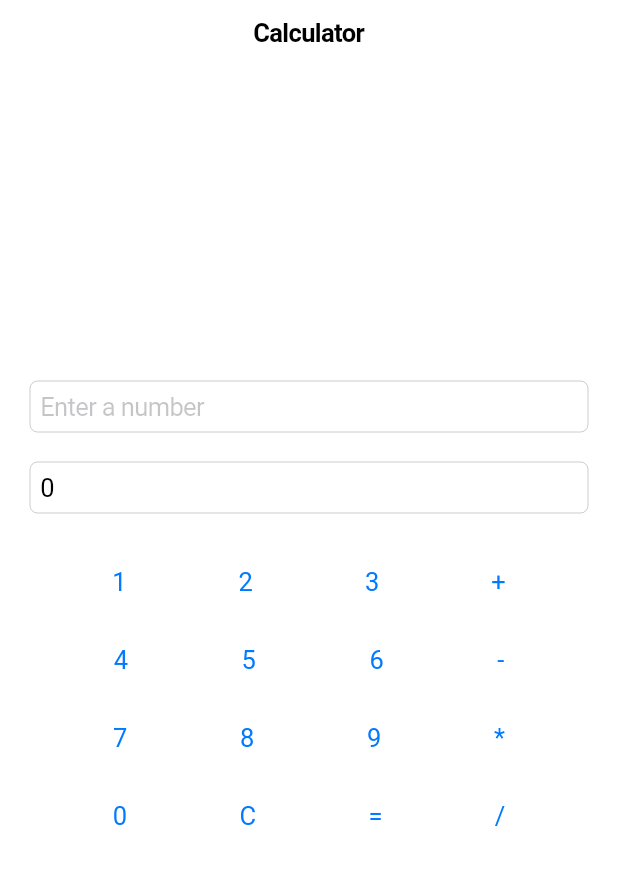
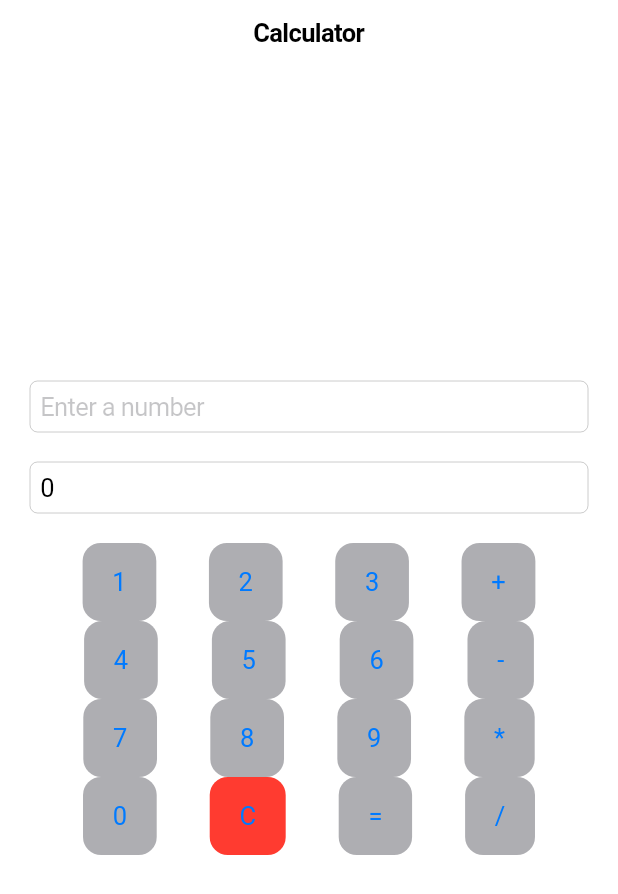
Before and after one commit to Ives-Lopez/calc1, a Flutter app: the screen it shows after launch, on a phone screen of 412 x 824 dp. Shown: the top 894 px of the screen. Run offline on Flutter 3.47's test engine with Material 3 defaults, Android fonts, the phone set to English and light mode, and no system bars.

Commit message:
color items

```diff
--- a/lib/main.dart
+++ b/lib/main.dart
@@ -106,64 +106,83 @@ class _CalculatorState extends State<Calculator> {
                 placeholder: 'Result',
               ),
               SizedBox(height: 20),
+
+
               Row(
                 mainAxisAlignment: MainAxisAlignment.spaceEvenly,
                 children: <Widget>[
                   CupertinoButton(
+                    color: CupertinoColors.systemGrey2,
                     child: Text('1'),
                     onPressed: () => _onNumberPressed('1'),
                   ),
                   CupertinoButton(
+                    color: CupertinoColors.systemGrey2,
                     child: Text('2'),
                     onPressed: () => _onNumberPressed('2'),
                   ),
                   CupertinoButton(
+                    color: CupertinoColors.systemGrey2,
                     child: Text('3'),
                     onPressed: () => _onNumberPressed('3'),
                   ),
                   CupertinoButton(
+                    color: CupertinoColors.systemGrey2,
                     child: Text('+'),
                     onPressed: () => _onOperatorPressed('+'),
                   ),
                 ],
               ),
+
+
               Row(
                 mainAxisAlignment: MainAxisAlignment.spaceEvenly,
                 children: <Widget>[
                   CupertinoButton(
+                    color: CupertinoColors.systemGrey2,
                     child: Text('4'),
                     onPressed: () => _onNumberPressed('4'),
                   ),
                   CupertinoButton(
+                    color: CupertinoColors.systemGrey2,
                     child: Text('5'),
                     onPressed: () => _onNumberPressed('5'),
                   ),
                   CupertinoButton(
+                    color: CupertinoColors.systemGrey2,
                     child: Text('6'),
                     onPressed: () => _onNumberPressed('6'),
                   ),
                   CupertinoButton(
+                    color: CupertinoColors.systemGrey2,
                     child: Text('-'),
                     onPressed: () => _onOperatorPressed('-'),
                   ),
                 ],
               ),
+
+
+
               Row(
                 mainAxisAlignment: MainAxisAlignment.spaceEvenly,
                 children: <Widget>[
                   CupertinoButton(
+                    color: CupertinoColors.systemGrey2,
                     child: Text('7'),
                     onPressed: () => _onNumberPressed('7'),
                   ),
                   CupertinoButton(
+                    color: CupertinoColors.systemGrey2,
                     child: Text('8'),
                     onPressed: () => _onNumberPressed('8'),
                   ),
                   CupertinoButton(
+                    color: CupertinoColors.systemGrey2,
                     child: Text('9'),
                     onPressed: () => _onNumberPressed('9'),
                   ),
                   CupertinoButton(
+                    color: CupertinoColors.systemGrey2,
                     child: Text('*'),
                     onPressed: () => _onOperatorPressed('*'),
                   ),
@@ -173,18 +192,22 @@ class _CalculatorState extends State<Calculator> {
                 mainAxisAlignment: MainAxisAlignment.spaceEvenly,
                 children: <Widget>[
                   CupertinoButton(
+                    color: CupertinoColors.systemGrey2,
                     child: Text('0'),
                     onPressed: () => _onNumberPressed('0'),
                   ),
                   CupertinoButton(
+                    color: CupertinoColors.systemRed,
                     child: Text('C'),
                     onPressed: _clear,
                   ),
                   CupertinoButton(
+                    color: CupertinoColors.systemGrey2,
                     child: Text('='),
                     onPressed: _calculate,
                   ),
                   CupertinoButton(
+                    color: CupertinoColors.systemGrey2,
                     child: Text('/'),
                     onPressed: () => _onOperatorPressed('/'),
                   ),
```
